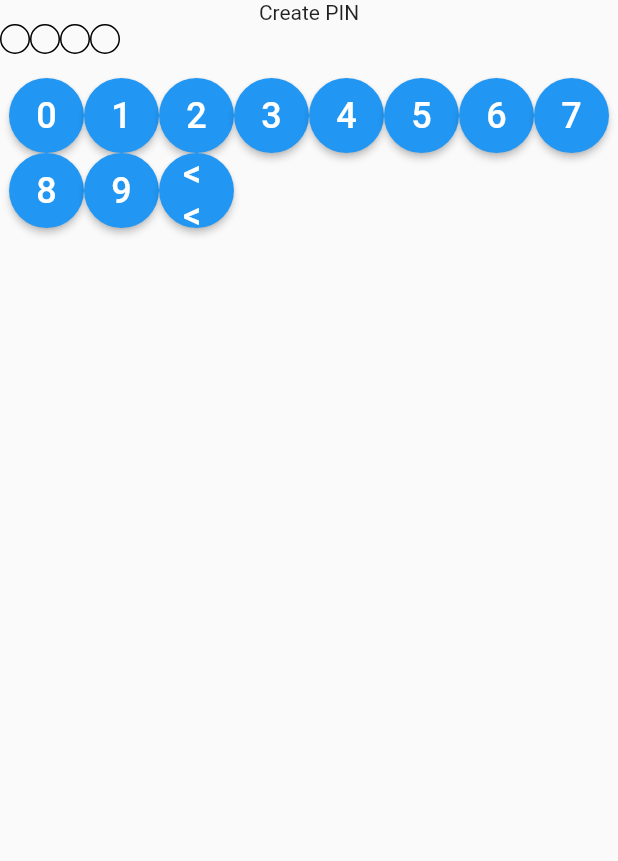
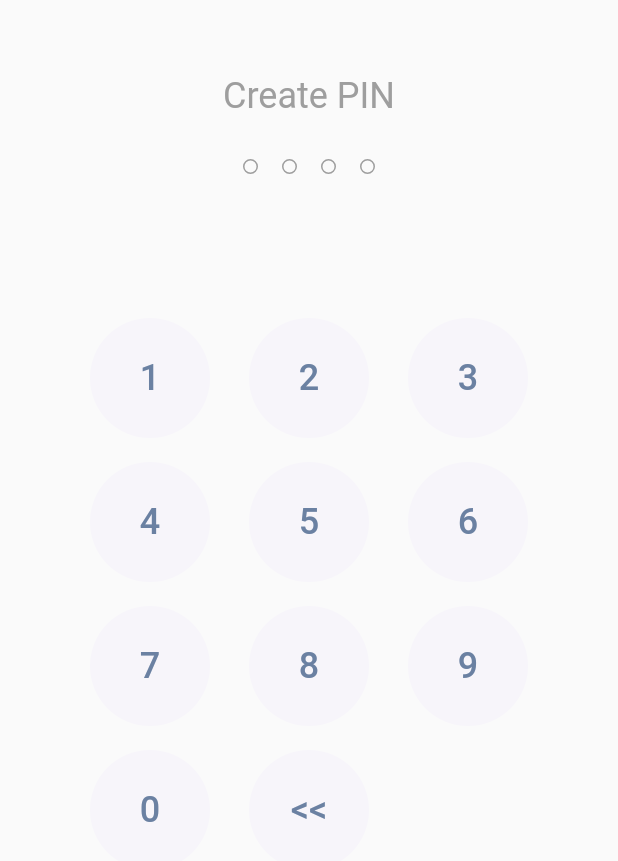
Before and after one commit to RuslanOrolbaev/pin_task, a Flutter app: the screen it shows after launch, after a tap on "Create PIN code", on a phone screen of 412 x 824 dp. Shown: the top 861 px of the screen. Run offline on Flutter 3.47's test engine with Material 2 defaults, Android fonts, the phone set to English and light mode, and no system bars; our stand-ins replace shared_preferences.

Commit message:
interface adjusted

```diff
--- a/lib/main.dart
+++ b/lib/main.dart
@@ -1,3 +1,4 @@
+import 'package:flutter/foundation.dart';
 import 'package:flutter/material.dart';
 import 'package:logging/logging.dart';
 import 'package:pin_task/constants.dart';
@@ -7,7 +8,7 @@ import 'package:pin_task/view/screens/menu_screen.dart';
 
 Logger _logger = Logger('main');
 
-void main() async {
+void main() {
   _initLogging();
   runApp(const MyApp());
 }
@@ -18,7 +19,7 @@ class MyApp extends StatelessWidget {
   Widget build(BuildContext context) {
     _logger.info('running build');
     return MaterialApp(
-      title: 'Flutter Demo',
+      title: 'Pin task',
       theme: ThemeData(
         primarySwatch: Colors.blue,
       ),
@@ -35,7 +36,9 @@ class MyApp extends StatelessWidget {
 void _initLogging() {
   Logger.root.level = Level.ALL; // defaults to Level.INFO
   Logger.root.onRecord.listen((record) {
-    print(
-        '${record.level.name}: ${record.time}: ${record.loggerName}: ${record.message}');
+    if (kDebugMode) {
+      print(
+          '${record.level.name}: ${record.time}: ${record.loggerName}: ${record.message}');
+    }
   });
 }
--- a/lib/model/helpers/pin_operations.dart
+++ b/lib/model/helpers/pin_operations.dart
@@ -44,8 +44,6 @@ class PinOperations {
 
   static Future<void> savePin(
       List<String> pin, String pinUid, IStorage localStorage) async {
-    try {
-      await localStorage.saveData(pin, pinUid);
-    } catch (e) {}
+    await localStorage.saveData(pin, pinUid);
   }
 }
--- a/lib/model/pin.dart
+++ b/lib/model/pin.dart
@@ -4,7 +4,6 @@ class Pin implements IPin {
   Pin(this.pinLength);
   final int pinLength;
 
-  @override
   List<String> _currentPin = [];
 
   @override
--- a/lib/view/buttons/key_button.dart
+++ b/lib/view/buttons/key_button.dart
@@ -9,16 +9,21 @@ class KeyButton extends StatelessWidget {
 
   @override
   Widget build(BuildContext context) {
-    return ConstrainedBox(
-      constraints: const BoxConstraints.tightFor(width: 50, height: 50),
+    return Padding(
+      padding: const EdgeInsets.all(8.0),
+      child: ConstrainedBox(
+        constraints: const BoxConstraints.tightFor(width: 80, height: 80),
         child: ElevatedButton(
           child: Text(
             numberToDisplay,
-          style: const TextStyle(fontSize: 24),
+            style: const TextStyle(fontSize: 24, color: Color(0xFF6B81A2)),
           ),
           onPressed: onPressed as void Function(),
           style: ElevatedButton.styleFrom(
+            elevation: 0,
+            primary: const Color(0xFFF7F5FA),
             shape: const CircleBorder(),
+          ),
         ),
       ),
     );
--- a/lib/view/custom_widgets/keyboard.dart
+++ b/lib/view/custom_widgets/keyboard.dart
@@ -10,7 +10,7 @@ class Keyboard extends StatelessWidget {
   @override
   Widget build(BuildContext context) {
     List<KeyButton> keysForKeyBoard = [];
-    for (int i = 0; i < 10; i++) {
+    for (int i = 1; i < 10; i++) {
       keysForKeyBoard.add(KeyButton(
         numberToDisplay: i.toString(),
         onPressed: () async {
@@ -19,10 +19,16 @@ class Keyboard extends StatelessWidget {
       ));
     }
     keysForKeyBoard.add(KeyButton(
+      numberToDisplay: '0',
+      onPressed: () async {
+        await keyController.processKeyCode('0');
+      },
+    ));
+    keysForKeyBoard.add(KeyButton(
         numberToDisplay: constants.backspaceSymbol,
         onPressed: () async {
           await keyController.processKeyCode(constants.backspaceKeyCode);
         }));
-    return Wrap(children: keysForKeyBoard);
+    return Wrap(spacing: 10, children: keysForKeyBoard);
   }
 }
--- a/lib/view/custom_widgets/pin_display.dart
+++ /dev/null
@@ -1,31 +0,0 @@
-import 'package:flutter/material.dart';
-import 'package:logging/logging.dart';
-import 'package:pin_task/model/pin_buffer_controller.dart';
-
-Logger _logger = Logger('Pin Display');
-
-class PinDisplay extends StatelessWidget {
-  const PinDisplay({required this.pinBuffer, Key? key}) : super(key: key);
-
-  final PinBufferController pinBuffer;
-
-  @override
-  Widget build(BuildContext context) {
-    _logger.info('running build');
-    return StreamBuilder(
-        stream: pinBuffer.stream,
-        builder: (context, AsyncSnapshot<List<String>> snapshot) {
-          List<Text> pinNumbers = [];
-          if (snapshot.hasData) {
-            for (String pinKey in snapshot.data!) {
-              pinNumbers.add(Text(pinKey));
-            }
-            return Row(
-              children: pinNumbers,
-            );
-          } else {
-            return const Text('');
-          }
-        });
-  }
-}
--- a/lib/view/custom_widgets/pin_indicator.dart
+++ b/lib/view/custom_widgets/pin_indicator.dart
@@ -7,11 +7,16 @@ class PinIndicator extends StatelessWidget {
 
   @override
   Widget build(BuildContext context) {
-    return Container(
-        width: 20,
-        height: 20,
-        decoration: filled
-            ? const BoxDecoration(color: Colors.green, shape: BoxShape.circle)
-            : const ShapeDecoration(shape: CircleBorder(side: BorderSide())));
+    return Padding(
+      padding: const EdgeInsets.all(8.0),
+      child: Container(
+          width: 10,
+          height: 10,
+          decoration: filled
+              ? const BoxDecoration(
+                  color: Color(0xFF8F74FA), shape: BoxShape.circle)
+              : const ShapeDecoration(
+                  shape: CircleBorder(side: BorderSide(color: Colors.grey)))),
+    );
   }
 }
--- a/lib/view/custom_widgets/pin_manager.dart
+++ b/lib/view/custom_widgets/pin_manager.dart
@@ -1,6 +1,5 @@
 import 'package:flutter/material.dart';
 import 'package:logging/logging.dart';
-import 'package:pin_task/view/custom_widgets/pin_display.dart';
 import 'package:pin_task/view/custom_widgets/keyboard.dart';
 import 'package:pin_task/view/custom_widgets/user_instruction.dart';
 import 'package:pin_task/viewModel/context_controller.dart';
@@ -31,11 +30,16 @@ class PinManager extends StatelessWidget {
         child: Column(
           crossAxisAlignment: CrossAxisAlignment.center,
           children: [
+            const SizedBox(height: 50),
             UserInstruction(
                 initialText: initialUserInstructionText ?? '',
                 userInstructionController: userInstructionController),
-            PinIndicatorsRow(pinBufferController: pinBufferController),
-            PinDisplay(pinBuffer: pinBufferController),
+            Padding(
+              padding:
+                  const EdgeInsets.symmetric(vertical: 20.0, horizontal: 8.0),
+              child: PinIndicatorsRow(pinBufferController: pinBufferController),
+            ),
+            const SizedBox(height: 60.0),
             Keyboard(
               keyController: pinController,
             )
--- a/lib/view/custom_widgets/user_instruction.dart
+++ b/lib/view/custom_widgets/user_instruction.dart
@@ -1,7 +1,7 @@
 import 'package:flutter/material.dart';
 import 'package:pin_task/viewModel/user_instruction_controller.dart';
 
-class UserInstruction extends StatefulWidget {
+class UserInstruction extends StatelessWidget {
   const UserInstruction(
       {required this.initialText,
       required this.userInstructionController,
@@ -9,25 +9,14 @@ class UserInstruction extends StatefulWidget {
       : super(key: key);
   final UserInstructionController userInstructionController;
   final String initialText;
-
-  @override
-  State<UserInstruction> createState() => _UserInstructionState();
-}
-
-class _UserInstructionState extends State<UserInstruction> {
-  @override
-  void dispose() {
-    print(' UserInstruction disposed'); //todo remove
-    super.dispose();
-  }
-
   @override
   Widget build(BuildContext context) {
     return StreamBuilder(
-        initialData: widget.initialText,
-        stream: widget.userInstructionController.stream,
+        initialData: initialText,
+        stream: userInstructionController.stream,
         builder: (context, AsyncSnapshot<String> snapshot) {
-          return Text(snapshot.data ?? '');
+          return Text(snapshot.data ?? '',
+              style: const TextStyle(color: Colors.grey, fontSize: 24.0));
         });
   }
 }
--- a/lib/view/screens/menu_screen.dart
+++ b/lib/view/screens/menu_screen.dart
@@ -8,7 +8,10 @@ class MenuScreen extends StatelessWidget {
   Widget build(BuildContext context) {
     return Scaffold(
       body: SafeArea(
+          child: Center(
         child: Column(
+          crossAxisAlignment: CrossAxisAlignment.center,
+          mainAxisAlignment: MainAxisAlignment.center,
           children: [
             TextButton(
                 onPressed: () {
@@ -23,6 +26,7 @@ class MenuScreen extends StatelessWidget {
                 },
                 child: const Text(constants.authByPinCodeButtonTitle))
           ],
+        ),
       )),
     );
   }
--- a/lib/viewModel/pin_indicators_row.dart
+++ b/lib/viewModel/pin_indicators_row.dart
@@ -22,7 +22,8 @@ class PinIndicatorsRow extends StatelessWidget {
           for (int i = 0; i < constants.pinLength - pinCode.length; i++) {
             children.add(const PinIndicator(filled: false));
           }
-          return Row(children: children);
+          return Row(
+              mainAxisAlignment: MainAxisAlignment.center, children: children);
         });
   }
 }
```
Lines whose indentation alone changed are shown as unchanged.
